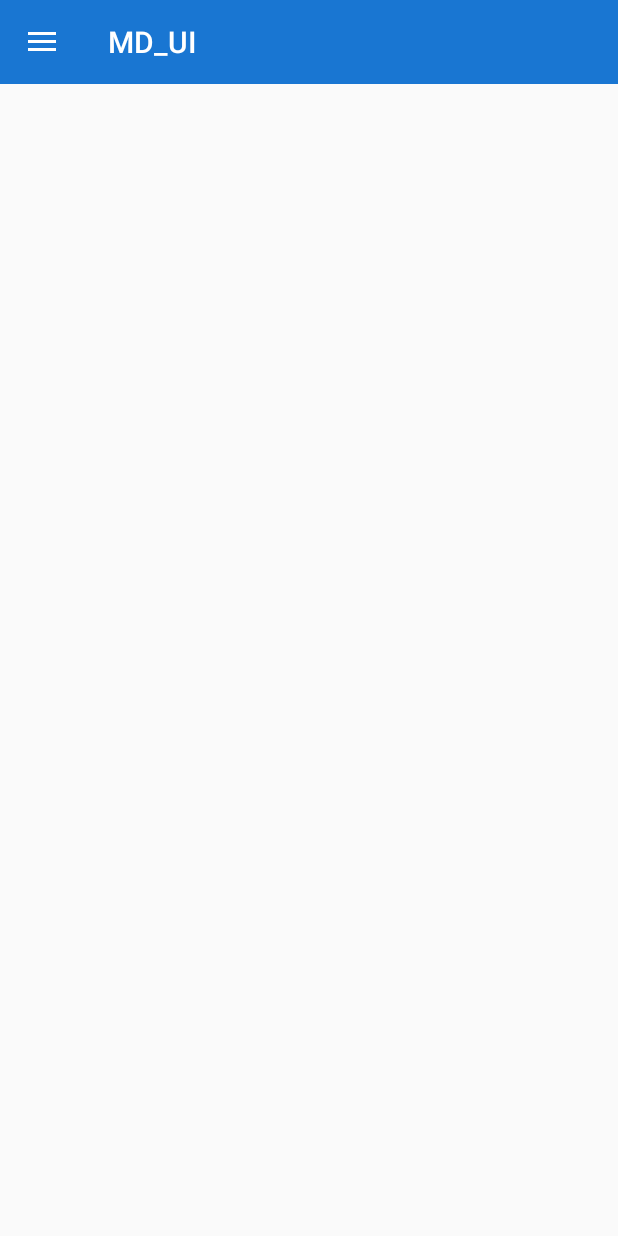
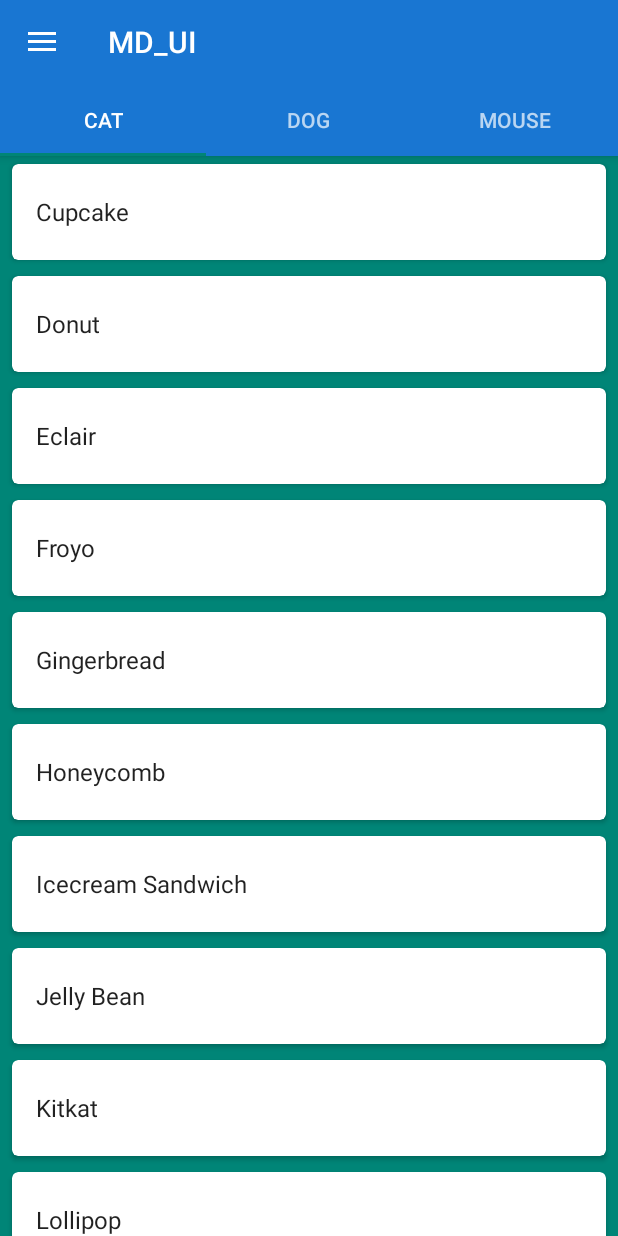
Before and after one commit to wing2407/MD_UI, an Android app: the screen it shows after launch (MainActivity), on a phone screen of 412 x 824 dp. Run offline under Robolectric (Android 15) with nearby library versions, the phone set to English and light mode, and no system bars.

Commit message:
ToolBar+Tabs+ViewPager+Fragment

```diff
--- a/app/build.gradle
+++ b/app/build.gradle
@@ -23,4 +23,6 @@ dependencies {
     compile fileTree(dir: 'libs', include: ['*.jar'])
     compile 'com.android.support:appcompat-v7:23.0.1'
     compile 'com.android.support:design:23.0.1'
+    compile 'com.android.support:recyclerview-v7:23.0.1'
+    compile 'com.android.support:cardview-v7:23.0.1'
 }
--- /dev/null
+++ b/app/src/main/java/cn/com/hewoyi/md_ui/DummyFragment.java
@@ -0,0 +1,54 @@
+package cn.com.hewoyi.md_ui;
+
+import android.os.Bundle;
+import android.support.v7.widget.LinearLayoutManager;
+import android.support.v7.widget.RecyclerView;
+import android.view.LayoutInflater;
+import android.view.View;
+import android.view.ViewGroup;
+import android.widget.FrameLayout;
+import android.support.v4.app.Fragment;
+
+import java.util.ArrayList;
+import java.util.List;
+
+/**
+ * Created by Administrator on 2015/10/20.
+ */
+public class DummyFragment extends Fragment {
+    int color;
+    SimpleRecyclerAdapter adapter;
+
+    public DummyFragment(int color) {
+        this.color = color;
+    }
+
+    @Override
+    public View onCreateView(LayoutInflater inflater, ViewGroup container, Bundle savedInstanceState) {
+        View view = inflater.inflate(R.layout.dummy_fragment, container, false);
+        final FrameLayout frameLayout = (FrameLayout) view.findViewById(R.id.dummyfrag_bg);
+        frameLayout.setBackgroundColor(color);
+        RecyclerView recyclerView = (RecyclerView) view.findViewById(R.id.dummyfrag_scrollableview);
+        LinearLayoutManager linearLayoutManager = new LinearLayoutManager(getActivity().getBaseContext());
+        recyclerView.setLayoutManager(linearLayoutManager);
+        recyclerView.setHasFixedSize(true);
+        List<String> list = new ArrayList<String>();
+        for (int i = 0; i < VersionModel.data.length; i++) {
+            list.add(VersionModel.data[i]);
+        }
+        adapter = new SimpleRecyclerAdapter(list);
+        recyclerView.setAdapter(adapter);
+        return view;
+    }
+}
+class VersionModel {
+    public String name;
+
+    public static final String[] data = {"Cupcake", "Donut", "Eclair",
+            "Froyo", "Gingerbread", "Honeycomb",
+            "Icecream Sandwich", "Jelly Bean", "Kitkat", "Lollipop"};
+
+    VersionModel(String name) {
+        this.name = name;
+    }
+}
--- a/app/src/main/java/cn/com/hewoyi/md_ui/MainActivity.java
+++ b/app/src/main/java/cn/com/hewoyi/md_ui/MainActivity.java
@@ -1,17 +1,19 @@
 package cn.com.hewoyi.md_ui;
 
+import android.app.ActionBar;
 import android.graphics.Color;
-import android.os.Build;
+import android.support.design.widget.TabLayout;
+import android.support.v4.view.ViewPager;
 import android.support.v4.widget.DrawerLayout;
 import android.support.v7.app.ActionBarDrawerToggle;
 import android.support.v7.app.AppCompatActivity;
 import android.os.Bundle;
 import android.support.v7.widget.Toolbar;
-import android.view.Menu;
-import android.view.MenuItem;
 import android.view.Window;
+import android.widget.Toast;
 
 public class MainActivity extends AppCompatActivity {
+
 
     @Override
     protected void onCreate(Bundle savedInstanceState) {
@@ -20,13 +22,13 @@ public class MainActivity extends AppCompatActivity {
         setContentView(R.layout.activity_main);
 
 
-        //设定状态栏的颜色，当版本大于4.4时起作用
+        /*//设定状态栏的颜色，当版本大于4.4时起作用
         if (Build.VERSION.SDK_INT >= Build.VERSION_CODES.KITKAT) {
             SystemBarTintManager tintManager = new SystemBarTintManager(this);
             tintManager.setStatusBarTintEnabled(true);
             //重新指定状态栏颜色
-           // tintManager.setStatusBarTintResource(R.color.statusBar_color);
-        }
+            //tintManager.setStatusBarTintResource(R.);
+        }*/
 
         //设置ToolBar
         Toolbar mToolbar = (Toolbar) findViewById(R.id.toolbar);
@@ -43,6 +45,47 @@ public class MainActivity extends AppCompatActivity {
         mDrawerLayout.setDrawerListener(mDrawerToggle);
         mDrawerLayout.setClickable(true);
 
+        final ViewPager viewPager = (ViewPager) findViewById(R.id.viewpager);
+        setupViewPager(viewPager);
+        TabLayout tabLayout = (TabLayout) findViewById(R.id.tabs);
+        tabLayout.setupWithViewPager(viewPager);
+        tabLayout.setOnTabSelectedListener(new TabLayout.OnTabSelectedListener() {
+            @Override
+            public void onTabSelected(TabLayout.Tab tab) {
+                viewPager.setCurrentItem(tab.getPosition());
+                switch (tab.getPosition()) {
+                    case 0:
+                        showToast("One");
+                        break;
+                    case 1:
+                        showToast("Two");
+                        break;
+                    case 2:
+                        showToast("Three");
+                        break;
+                }
+            }
+
+            @Override
+            public void onTabUnselected(TabLayout.Tab tab) {
+            }
+
+            @Override
+            public void onTabReselected(TabLayout.Tab tab) {
+            }
+        });
+
     }
 
+    void showToast(String msg) {
+        Toast.makeText(this, msg, Toast.LENGTH_SHORT).show();
+    }
+
+    private void setupViewPager(ViewPager viewPager) {
+        ViewPagerAdapter adapter = new ViewPagerAdapter(getSupportFragmentManager());
+        adapter.addFrag(new DummyFragment(getResources().getColor(R.color.accent_material_light)), "CAT");
+        adapter.addFrag(new DummyFragment(getResources().getColor(R.color.ripple_material_light)), "DOG");
+        adapter.addFrag(new DummyFragment(getResources().getColor(R.color.button_material_dark)), "MOUSE");
+        viewPager.setAdapter(adapter);
+    }
 }
--- /dev/null
+++ b/app/src/main/java/cn/com/hewoyi/md_ui/SimpleRecyclerAdapter.java
@@ -0,0 +1,110 @@
+package cn.com.hewoyi.md_ui;
+
+import android.content.Context;
+import android.support.v7.widget.CardView;
+import android.support.v7.widget.RecyclerView;
+import android.view.LayoutInflater;
+import android.view.View;
+import android.view.ViewGroup;
+import android.widget.TextView;
+
+
+import java.util.ArrayList;
+import java.util.List;
+
+/**
+ * Created by Suleiman on 14-04-2015.
+ */
+public class SimpleRecyclerAdapter extends RecyclerView.Adapter<SimpleRecyclerAdapter.VersionViewHolder> {
+    List<String> versionModels;
+    Boolean isHomeList = false;
+
+    public static List<String> homeActivitiesList = new ArrayList<String>();
+    public static List<String> homeActivitiesSubList = new ArrayList<String>();
+    Context context;
+    OnItemClickListener clickListener;
+
+
+    public void setHomeActivitiesList(Context context) {
+        String[] listArray = context.getResources().getStringArray(R.array.home_activities);
+        String[] subTitleArray = context.getResources().getStringArray(R.array.home_activities_subtitle);
+        for (int i = 0; i < listArray.length; ++i) {
+            homeActivitiesList.add(listArray[i]);
+            homeActivitiesSubList.add(subTitleArray[i]);
+        }
+    }
+
+    public SimpleRecyclerAdapter(Context context) {
+        isHomeList = true;
+        this.context = context;
+        setHomeActivitiesList(context);
+    }
+
+
+    public SimpleRecyclerAdapter(List<String> versionModels) {
+        isHomeList = false;
+        this.versionModels = versionModels;
+
+    }
+
+    @Override
+    public VersionViewHolder onCreateViewHolder(ViewGroup viewGroup, int i) {
+        View view = LayoutInflater.from(viewGroup.getContext()).inflate(R.layout.recyclerlist_item, viewGroup, false);
+        VersionViewHolder viewHolder = new VersionViewHolder(view);
+        return viewHolder;
+    }
+
+    @Override
+    public void onBindViewHolder(VersionViewHolder versionViewHolder, int i) {
+        if (isHomeList) {
+            versionViewHolder.title.setText(homeActivitiesList.get(i));
+            versionViewHolder.subTitle.setText(homeActivitiesSubList.get(i));
+        } else {
+            versionViewHolder.title.setText(versionModels.get(i));
+        }
+    }
+
+    @Override
+    public int getItemCount() {
+        if (isHomeList)
+            return homeActivitiesList == null ? 0 : homeActivitiesList.size();
+        else
+            return versionModels == null ? 0 : versionModels.size();
+    }
+
+
+    class VersionViewHolder extends RecyclerView.ViewHolder implements View.OnClickListener {
+        CardView cardItemLayout;
+        TextView title;
+        TextView subTitle;
+
+        public VersionViewHolder(View itemView) {
+            super(itemView);
+
+            cardItemLayout = (CardView) itemView.findViewById(R.id.cardlist_item);
+            title = (TextView) itemView.findViewById(R.id.listitem_name);
+            subTitle = (TextView) itemView.findViewById(R.id.listitem_subname);
+
+            if (isHomeList) {
+                itemView.setOnClickListener(this);
+            } else {
+                subTitle.setVisibility(View.GONE);
+            }
+
+        }
+
+        @Override
+        public void onClick(View v) {
+            clickListener.onItemClick(v, getPosition());
+        }
+    }
+
+    public interface OnItemClickListener {
+        public void onItemClick(View view, int position);
+    }
+
+    public void SetOnItemClickListener(final OnItemClickListener itemClickListener) {
+        this.clickListener = itemClickListener;
+    }
+
+}
--- /dev/null
+++ b/app/src/main/java/cn/com/hewoyi/md_ui/ViewPagerAdapter.java
@@ -0,0 +1,35 @@
+package cn.com.hewoyi.md_ui;
+
+import android.support.v4.app.FragmentPagerAdapter;
+import android.support.v4.app.Fragment;
+import android.support.v4.app.FragmentManager;
+
+import java.util.ArrayList;
+import java.util.List;
+
+/**
+ * Created by Administrator on 2015/10/20.
+ */
+public class ViewPagerAdapter extends FragmentPagerAdapter {
+    private final List<Fragment> mFragmentList = new ArrayList<>();
+    private final List<String> mFragmentTitleList = new ArrayList<>();
+    public ViewPagerAdapter(FragmentManager manager) {
+        super(manager);
+    }
+    @Override
+    public Fragment getItem(int position) {
+        return mFragmentList.get(position);
+    }
+    @Override
+    public int getCount() {
+        return mFragmentList.size();
+    }
+    public void addFrag(Fragment fragment, String title) {
+        mFragmentList.add(fragment);
+        mFragmentTitleList.add(title);
+    }
+    @Override
+    public CharSequence getPageTitle(int position) {
+        return mFragmentTitleList.get(position);
+    }
+}
--- a/app/src/main/res/layout/activity_main.xml
+++ b/app/src/main/res/layout/activity_main.xml
@@ -4,9 +4,9 @@
     android:id="@+id/drawer_layout"
     android:layout_width="match_parent"
     android:layout_height="match_parent"
+    tools:context=".MainActivity">
 
-    tools:context=".MainActivity">
-    <LinearLayout
+    <!-- <LinearLayout
          android:layout_width="match_parent"
          android:layout_height="match_parent"
          android:fitsSystemWindows="true"
@@ -16,14 +16,59 @@
              android:id="@+id/toolbar"
              android:layout_width="match_parent"
              android:layout_height="?attr/actionBarSize"
-            android:background="#1976D2"/>
-        <!--内容显示布局，主布局-->
+             android:background="#1976D2" />
+         &lt;!&ndash;内容显示布局，主布局&ndash;&gt;
          <FrameLayout
              android:id="@+id/frame_content"
              android:layout_width="match_parent"
+             android:layout_height="match_parent">
+
+             <android.support.v4.view.ViewPager
+                 xmlns:android="http://schemas.android.com/apk/res/android"
+                 android:id="@+id/pager"
+                 android:layout_width="match_parent"
+                 android:layout_height="match_parent" >
+                 <android.support.v4.view.PagerTitleStrip
+                     android:id="@+id/pager_title_strip"
+                     android:layout_width="match_parent"
+                     android:layout_height="wrap_content"
+                     android:layout_gravity="top"
+                     android:background="#33b5e5"
+                     android:textColor="#fff"
+                     android:paddingTop="4dp"
+                     android:paddingBottom="4dp" />
+             </android.support.v4.view.ViewPager>
+         </FrameLayout>
+
+     </LinearLayout>-->
+
+    <android.support.design.widget.CoordinatorLayout
+        android:layout_width="match_parent"
         android:layout_height="match_parent"
-            />
-    </LinearLayout>
+        android:fitsSystemWindows="true"
+        >
+        <android.support.design.widget.AppBarLayout
+            android:layout_width="match_parent"
+            android:layout_height="wrap_content"
+            android:theme="@style/ThemeOverlay.AppCompat.Dark.ActionBar">
+            <android.support.v7.widget.Toolbar
+                android:id="@+id/toolbar"
+                android:layout_width="match_parent"
+                android:layout_height="?attr/actionBarSize"
+                android:background="?attr/colorPrimary"
+                app:layout_scrollFlags="scroll|enterAlways"
+                app:popupTheme="@style/ThemeOverlay.AppCompat.Light" />
+            <android.support.design.widget.TabLayout
+                android:id="@+id/tabs"
+                android:layout_width="match_parent"
+                android:layout_height="wrap_content" />
+        </android.support.design.widget.AppBarLayout>
+        <android.support.v4.view.ViewPager
+            android:id="@+id/viewpager"
+            android:layout_width="match_parent"
+            android:layout_height="match_parent"
+            app:layout_behavior="@string/appbar_scrolling_view_behavior" />
+    </android.support.design.widget.CoordinatorLayout>
 
     <android.support.design.widget.NavigationView
         android:id="@+id/navigation_view"
@@ -31,5 +76,5 @@
         android:layout_height="match_parent"
         android:layout_gravity="start"
         app:headerLayout="@layout/navigation_header"
-        app:menu="@menu/drawer"/>
+        app:menu="@menu/drawer" />
 </android.support.v4.widget.DrawerLayout>
--- /dev/null
+++ b/app/src/main/res/layout/dummy_fragment.xml
@@ -0,0 +1,13 @@
+<?xml version="1.0" encoding="utf-8"?>
+<FrameLayout xmlns:android="http://schemas.android.com/apk/res/android"
+    android:id="@+id/dummyfrag_bg"
+    android:layout_width="match_parent"
+    android:layout_height="match_parent"
+    android:background="@color/background_material_light">
+
+    <android.support.v7.widget.RecyclerView
+        android:id="@+id/dummyfrag_scrollableview"
+        android:layout_width="match_parent"
+        android:layout_height="match_parent" />
+
+</FrameLayout>
--- /dev/null
+++ b/app/src/main/res/layout/fragment_collection_object.xml
@@ -0,0 +1,12 @@
+<?xml version="1.0" encoding="utf-8"?>
+<LinearLayout xmlns:android="http://schemas.android.com/apk/res/android"
+    android:layout_width="match_parent"
+    android:layout_height="match_parent"
+    android:orientation="vertical">
+
+    <TextView
+        android:id="@+id/text1"
+        android:layout_width="wrap_content"
+        android:layout_height="wrap_content"
+        android:textSize="50sp"/>
+</LinearLayout>
--- /dev/null
+++ b/app/src/main/res/layout/recyclerlist_item.xml
@@ -0,0 +1,44 @@
+<?xml version="1.0" encoding="utf-8"?>
+<android.support.v7.widget.CardView xmlns:android="http://schemas.android.com/apk/res/android"
+    xmlns:card_view="http://schemas.android.com/apk/res-auto"
+    android:orientation="vertical"
+    android:id="@+id/cardlist_item"
+    android:layout_width="match_parent"
+    android:layout_height="wrap_content"
+    card_view:cardCornerRadius="4dp"
+    card_view:cardElevation="@dimen/cardview_default_elevation"
+    android:foreground="?android:attr/selectableItemBackground"
+    android:layout_marginLeft="8dp"
+    android:layout_marginRight="8dp"
+    android:layout_marginTop="5dp"
+    android:layout_marginBottom="5dp">
+
+    <LinearLayout
+        android:layout_width="match_parent"
+        android:paddingLeft="@dimen/activity_horizontal_margin"
+        android:paddingRight="@dimen/activity_horizontal_margin"
+        android:paddingTop="8dp"
+        android:paddingBottom="8dp"
+        android:gravity="center_vertical"
+        android:layout_height="?attr/listPreferredItemHeight"
+        android:orientation="vertical">
+
+        <TextView
+            android:id="@+id/listitem_name"
+            android:layout_width="wrap_content"
+            android:layout_height="wrap_content"
+            android:text="Android version name"
+            android:textColor="@color/primary_text_default_material_light"
+            android:textSize="@dimen/abc_text_size_subhead_material" />
+
+        <TextView
+            android:id="@+id/listitem_subname"
+            android:layout_width="match_parent"
+            android:layout_height="wrap_content"
+            android:text="Test"
+            android:paddingTop="3dp"
+            android:textColor="@color/secondary_text_default_material_light"
+            android:textSize="@dimen/abc_text_size_caption_material" />
+    </LinearLayout>
+
+</android.support.v7.widget.CardView>
--- /dev/null
+++ b/app/src/main/res/values/arrays.xml
@@ -0,0 +1,31 @@
+<?xml version="1.0" encoding="utf-8"?>
+<resources>
+
+    <string-array name="home_activities">
+        <item>FAB &amp; Toolbar Animation</item>
+        <item>Transparent Toolbar Test</item>
+        <item>Navigation Drawer</item>
+        <item>Toolbar Animation with Image</item>
+        <item>Material Style Tabs</item>
+        <item>Card View Toolbar</item>
+        <item>Quick Return Pattern</item>
+        <item>Reveal Animation</item>
+        <item>Gmail Style List</item>
+
+
+    </string-array>
+
+    <string-array name="home_activities_subtitle">
+        <item>G+ like on scroll hide animation</item>
+        <item>Overlaid transparent Toolbar</item>
+        <item>Material Design drawer with scrim</item>
+        <item>Using the new Support Design Library</item>
+        <item>Tab strip with Design Support Lib</item>
+        <item>Nested Toolbar in card</item>
+        <item>UI Pattern using Design Support Lib</item>
+        <item>Circular Reveal for pre Lollipop</item>
+        <item>Colored list icons</item>
+
+    </string-array>
+
+</resources>
--- a/app/src/main/res/values/styles.xml
+++ b/app/src/main/res/values/styles.xml
@@ -1,7 +1,7 @@
 <resources>
 
     <!-- Base application theme. -->
-    <style name="AppTheme" parent="Theme.AppCompat.Light.DarkActionBar">
+    <style name="AppTheme" parent="Theme.AppCompat.Light.NoActionBar">
         <!-- Customize your theme here. -->
         <item name="colorPrimary">#1976D2</item>
         <item name="colorPrimaryDark">#1976D2</item>
```
Also changed, not shown: 1 other file. Lines whose indentation alone changed are shown as unchanged.
